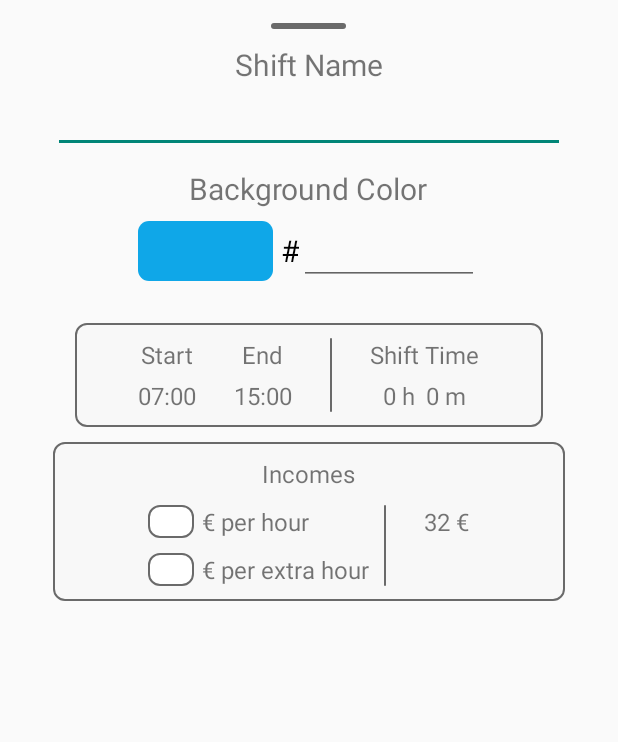
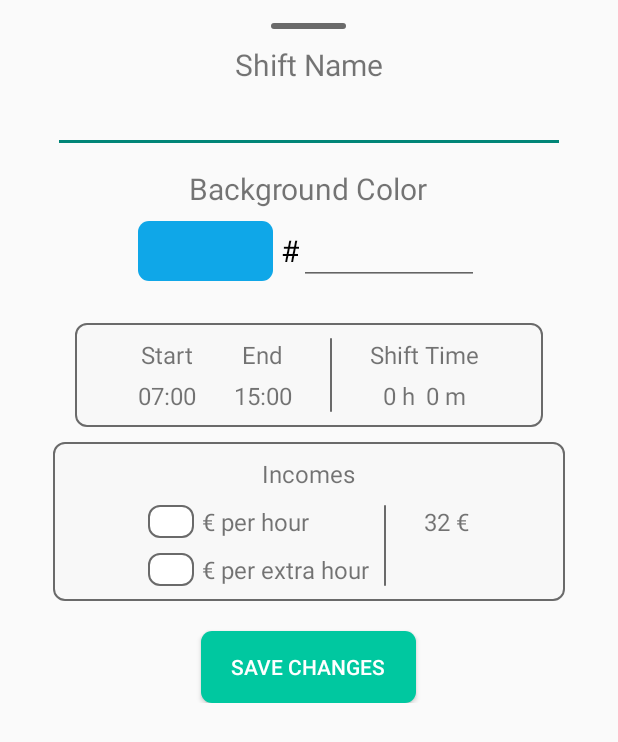
Before and after one commit to tzavachil/ShiftCalendar, an Android app: the layout fragment_shift_details.xml on its own in the app's theme, with its tools: preview values and no code run, on a phone screen of 412 x 824 dp. Shown: the top 742 px of the screen. Run offline under Robolectric (Android 15) with nearby library versions, the phone set to English and light mode, and no system bars.

Commit message:
Initialize Save Button on ShiftDetailsBottomSheet

```diff
--- /dev/null
+++ b/app/src/main/res/drawable/save_button.xml
@@ -0,0 +1,9 @@
+<?xml version="1.0" encoding="utf-8"?>
+<shape xmlns:android="http://schemas.android.com/apk/res/android"
+    android:shape="rectangle" >
+
+    <solid android:color="@color/save_green" />
+
+    <corners android:radius="7dp" />
+
+</shape>
--- a/app/src/main/res/layout/fragment_shift_details.xml
+++ b/app/src/main/res/layout/fragment_shift_details.xml
@@ -11,7 +11,8 @@
         android:layout_width="match_parent"
         android:layout_height="match_parent"
         android:orientation="vertical"
-        android:gravity="center">
+        android:gravity="center"
+        android:paddingBottom="10dp">
 
         <View
             android:id="@+id/slide_line"
@@ -302,6 +303,14 @@
 
         </LinearLayout>
 
+        <Button
+            android:id="@+id/saveChangesBtn"
+            android:layout_width="wrap_content"
+            android:layout_height="wrap_content"
+            android:text="Save Changes"
+            android:background="@drawable/save_button"
+            android:textColor="@color/white"
+            android:paddingHorizontal="20dp"/>
 
     </LinearLayout>
 
--- a/app/src/main/res/values/colors.xml
+++ b/app/src/main/res/values/colors.xml
@@ -10,4 +10,5 @@
     <color name="red">#FF0505</color>
     <color name="green">#0BFD5D</color>
     <color name="orange">#FFB800</color>
+    <color name="save_green">#00C8A0</color>
 </resources>
```
Also changed, not shown: app/src/main/java/com/example/shiftcalendar/ui/ShiftDetailsBottomSheet.java (+45 -28 lines).
